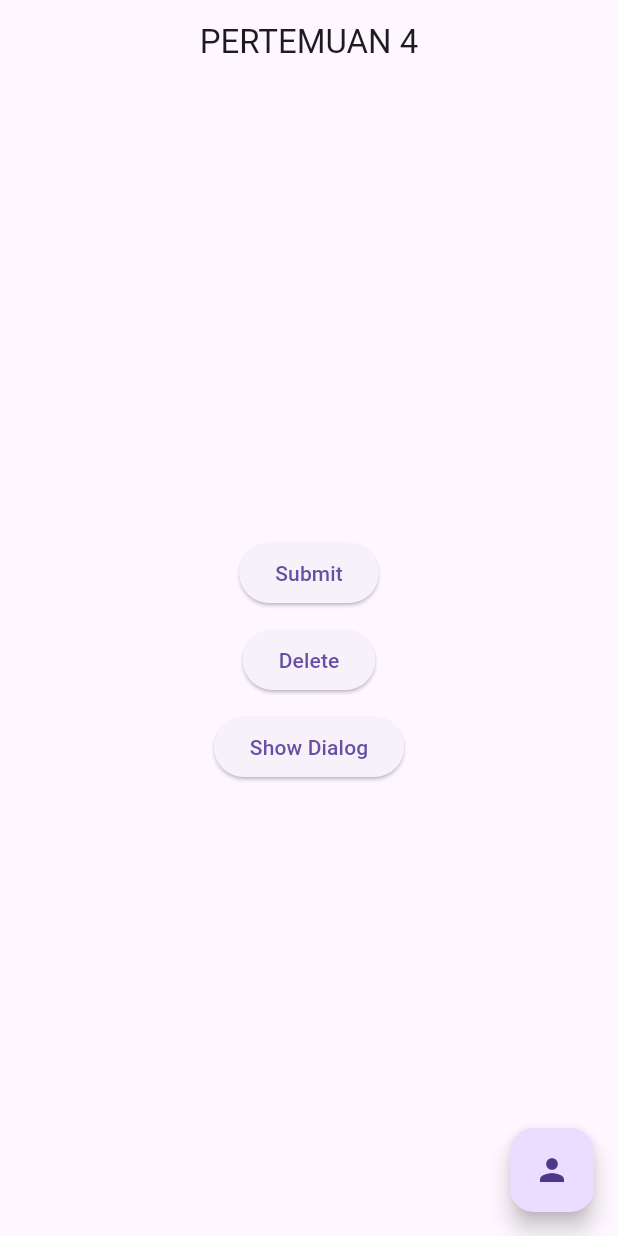
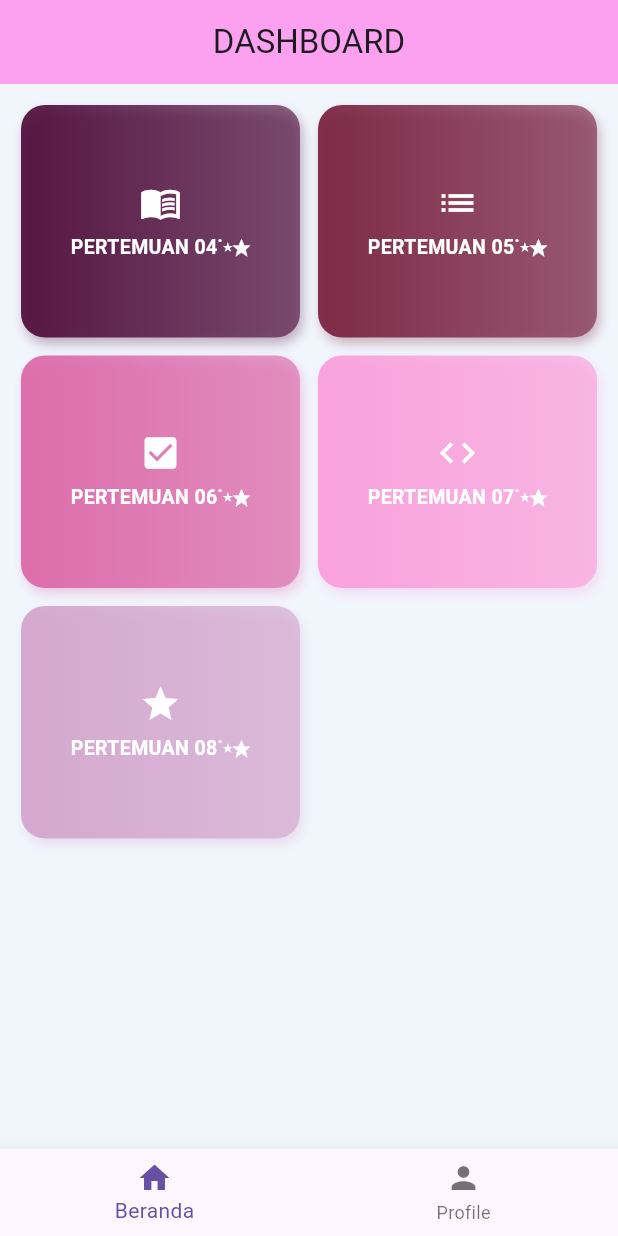
Before and after one commit to louverera-ux/pertemuan4_app, a Flutter app: the screen it shows after launch, on a phone screen of 412 x 824 dp. Run offline on Flutter 3.47's test engine with Material 3 defaults, Android fonts, the phone set to English and light mode, and no system bars.

Commit message:
upload project awal

```diff
--- a/lib/main.dart
+++ b/lib/main.dart
@@ -1,19 +1,51 @@
 import 'package:flutter/material.dart';
 import 'page/beranda_page.dart';
+import 'page/profile_page.dart';
 
 void main() {
   runApp(const MyApp());
 }
 
-class MyApp extends StatelessWidget {
+class MyApp extends StatefulWidget {
   const MyApp({super.key});
+
+  @override
+  State<MyApp> createState() => _MyAppState();
+}
+
+class _MyAppState extends State<MyApp> {
+  int _currentIndex = 0;
+
+  final List<Widget> pages = const [
+    BerandaPage(),
+    ProfilePage(),
+  ];
 
   @override
   Widget build(BuildContext context) {
     return MaterialApp(
       debugShowCheckedModeBanner: false,
-      title: 'Pertemuan 4',
-      home: const BerandaPage(), // 🔥 INI PENTING
+      home: Scaffold(
+        body: pages[_currentIndex],
+        bottomNavigationBar: BottomNavigationBar(
+          currentIndex: _currentIndex,
+          onTap: (index) {
+            setState(() {
+              _currentIndex = index;
+            });
+          },
+          items: const [
+            BottomNavigationBarItem(
+              icon: Icon(Icons.home),
+              label: "Beranda",
+            ),
+            BottomNavigationBarItem(
+              icon: Icon(Icons.person),
+              label: "Profile",
+            ),
+          ],
+        ),
+      ),
     );
   }
 }
--- a/lib/page/beranda_page.dart
+++ b/lib/page/beranda_page.dart
@@ -1,114 +1,90 @@
 import 'package:flutter/material.dart';
-import 'profile_page.dart';
+import 'list_page.dart';
+import 'checkbox_page.dart';
 
 class BerandaPage extends StatelessWidget {
   const BerandaPage({super.key});
 
-  void showSnackBar(BuildContext context, String message) {
-    ScaffoldMessenger.of(context).showSnackBar(
-      SnackBar(content: Text(message)),
-    );
-  }
-
-  void showConfirmDialog(
-      BuildContext context, String message, String toastMsg) {
-    showDialog(
-      context: context,
-      builder: (context) {
-        return AlertDialog(
-          title: const Text("Konfirmasi"),
-          content: Text(message),
-          actions: [
-            TextButton(
-              onPressed: () {
-                Navigator.pop(context);
-                showSnackBar(context, toastMsg);
-              },
-              child: const Text("Ya"),
-            ),
-            TextButton(
-              onPressed: () {
-                Navigator.pop(context);
-                showSnackBar(context, toastMsg);
-              },
-              child: const Text("Tidak"),
+  Widget buildCard(
+    BuildContext context,
+    String title,
+    Color color,
+    IconData icon,
+    VoidCallback onTap,
+  ) {
+    return GestureDetector(
+      onTap: onTap,
+      child: Container(
+        padding: const EdgeInsets.all(12),
+        decoration: BoxDecoration(
+          gradient: LinearGradient(
+            colors: [
+              color.withOpacity(0.9),
+              color.withOpacity(0.6),
+            ],
+          ),
+          borderRadius: BorderRadius.circular(16),
+          boxShadow: [
+            BoxShadow(
+              color: color.withOpacity(0.3),
+              blurRadius: 6,
+              offset: const Offset(2, 4),
             ),
           ],
-        );
-      },
-    );
-  }
-
-  void showSimpleDialog(BuildContext context) {
-    showDialog(
-      context: context,
-      builder: (context) {
-        return AlertDialog(
-          title: const Text("Alert"),
-          content: const Text("Ini alert dialog"),
-          actions: [
-            TextButton(
-              onPressed: () => Navigator.pop(context),
-              child: const Text("Close"),
+        ),
+        child: Column(
+          mainAxisAlignment: MainAxisAlignment.center,
+          children: [
+            Icon(icon, size: 28, color: Colors.white),
+            const SizedBox(height: 6),
+            Text(
+              title,
+              style: const TextStyle(
+                fontSize: 13,
+                color: Colors.white,
+                fontWeight: FontWeight.bold,
+              ),
             )
           ],
-        );
-      },
+        ),
+      ),
     );
   }
 
   @override
   Widget build(BuildContext context) {
     return Scaffold(
+      backgroundColor: const Color.fromARGB(255, 241, 246, 253),
       appBar: AppBar(
-        title: const Text("PERTEMUAN 4"),
+        title: const Text("DASHBOARD"),
         centerTitle: true,
+        backgroundColor: const Color.fromARGB(255, 251, 161, 239),
       ),
-      body: Center(
-        child: Column(
-          mainAxisAlignment: MainAxisAlignment.center,
+      body: Padding(
+        padding: const EdgeInsets.all(14),
+        child: GridView.count(
+          crossAxisCount: 2,
+          crossAxisSpacing: 12,
+          mainAxisSpacing: 12,
+          childAspectRatio: 1.2, // 🔥 bikin lebih kecil & padat
           children: [
-            ElevatedButton(
-              onPressed: () {
-                showConfirmDialog(
-                  context,
-                  "Apakah anda yakin untuk mensubmit data?",
-                  "Berhasil menambahkan data!",
-                );
-              },
-              child: const Text("Submit"),
-            ),
-            const SizedBox(height: 10),
-            ElevatedButton(
-              onPressed: () {
-                showConfirmDialog(
-                  context,
-                  "Apakah anda yakin untuk men-delete data?",
-                  "Berhasil menghapus data!",
-                );
-              },
-              child: const Text("Delete"),
-            ),
-            const SizedBox(height: 10),
-            ElevatedButton(
-              onPressed: () {
-                showSimpleDialog(context);
-              },
-              child: const Text("Show Dialog"),
-            ),
+            buildCard(context, "PERTEMUAN 04˙⋆✮", const Color.fromARGB(255, 74, 6, 53), Icons.menu_book, () {}),
+            buildCard(context, "PERTEMUAN 05˙⋆✮", const Color.fromARGB(255, 117, 27, 57), Icons.list, () {
+              Navigator.push(
+                context,
+                MaterialPageRoute(builder: (_) => const ListPage()),
+              );
+            }),
+            buildCard(context, "PERTEMUAN 06˙⋆✮", const Color.fromARGB(255, 219, 99, 165), Icons.check_box, () {
+              Navigator.push(
+                context,
+                MaterialPageRoute(builder: (_) => const CheckboxPage()),
+              );
+            }),
+            buildCard(context, "PERTEMUAN 07˙⋆✮", const Color.fromARGB(255, 250, 155, 217), Icons.code, () {}),
+            buildCard(context, "PERTEMUAN 08˙⋆✮", const Color.fromARGB(255, 210, 162, 203), Icons.star, () {}),
           ],
         ),
-      ),
-      floatingActionButton: FloatingActionButton(
-        child: const Icon(Icons.person),
-        onPressed: () {
-          Navigator.push(
-            context,
-            MaterialPageRoute(
-              builder: (context) => ProfilePage(),
-            ),
-          );
-        },
       ),
     );
   }
--- /dev/null
+++ b/lib/page/list_page.dart
@@ -0,0 +1,32 @@
+import 'package:flutter/material.dart';
+
+class ListPage extends StatelessWidget {
+  const ListPage({super.key});
+
+  @override
+  Widget build(BuildContext context) {
+    List<String> data = [
+      "Pertemuan 01",
+      "Pertemuan 02",
+      "Pertemuan 03",
+      "Pertemuan 04",
+      "Pertemuan 05",
+      "Pertemuan 06",
+      "Pertemuan 07",
+      "Pertemuan 08",
+    ];
+
+    return Scaffold(
+      appBar: AppBar(title: const Text("List Pertemuan")),
+      body: ListView.builder(
+        itemCount: data.length,
+        itemBuilder: (context, index) {
+          return ListTile(
+            leading: const Icon(Icons.star),
+            title: Text(data[index]),
+          );
+        },
+      ),
+    );
+  }
+}
```
Also changed, not shown: lib/page/checkbox_page.dart (added, +176 -0 lines), lib/page/profile_page.dart (+45 -19 lines).
